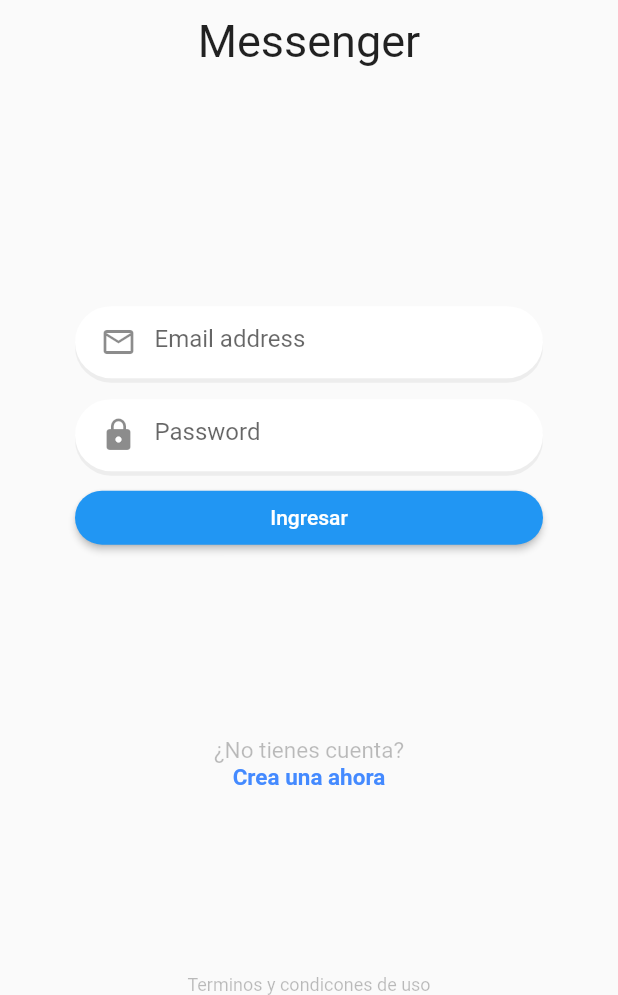
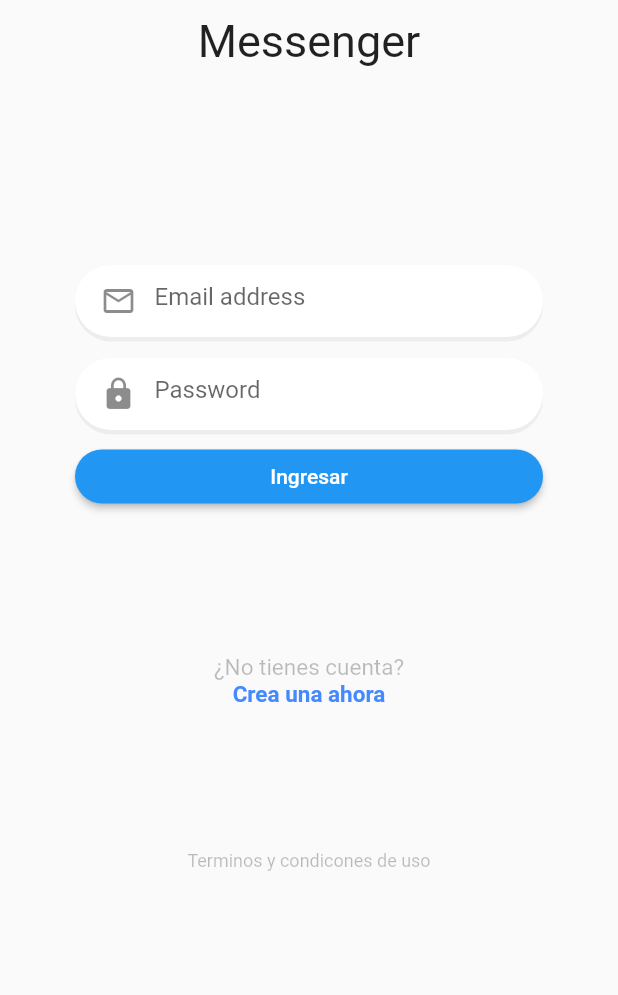
Before and after one commit to Luisparr14/chat_app, a Flutter app: the screen it shows after launch, on a phone screen of 412 x 824 dp, the part 241-1236 px from its top. Run offline on Flutter 3.47's test engine with Material 2 defaults, Android fonts, the phone set to English and light mode, and no system bars.

Commit message:
clase #55 - flutter avanzado

```diff
--- a/lib/screens/login.dart
+++ b/lib/screens/login.dart
@@ -11,6 +11,10 @@ class LoginScreen extends StatelessWidget {
   Widget build(BuildContext context) {
     return Scaffold(
       body: SafeArea(
+        child: SingleChildScrollView(
+          physics: const BouncingScrollPhysics(),
+          child: SizedBox(
+            height: MediaQuery.of(context).size.height * 0.9,
             child: Column(
               mainAxisAlignment: MainAxisAlignment.spaceBetween,
               children: [
@@ -25,6 +29,8 @@ class LoginScreen extends StatelessWidget {
                       color: Colors.black26),
                 )
               ],
+            ),
+          ),
         ),
       ),
     );
```
Lines whose indentation alone changed are shown as unchanged.
